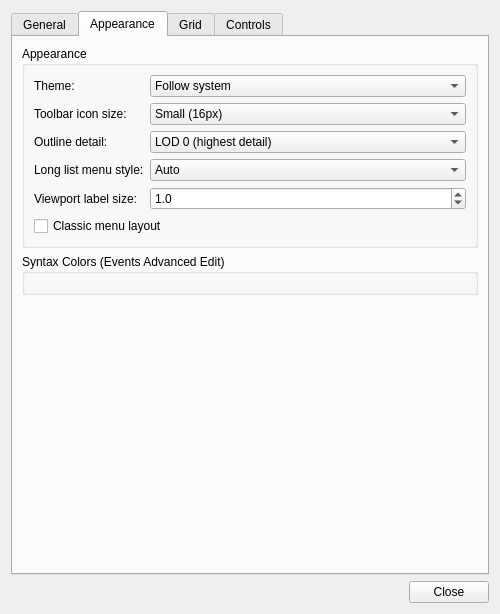
Before: the Qt Designer form qtfred/ui/PreferencesDialog.ui in MjnMixael/fs2open.github.com, drawn with Qt 5.
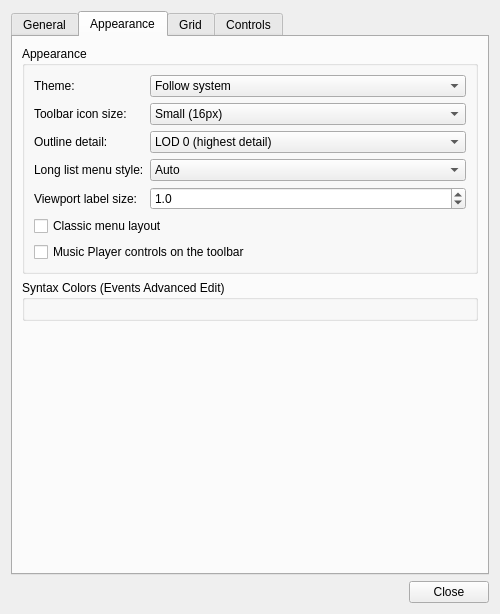
After: the same form once the commit is applied. The open tabs and pages were chosen to show the change.

Commit message: Music Player toolbar controls and pause

Diff of the .ui file:
```diff
--- a/qtfred/ui/PreferencesDialog.ui
+++ b/qtfred/ui/PreferencesDialog.ui
@@ -434,6 +434,16 @@
             </property>
            </widget>
           </item>
+          <item row="6" column="0" colspan="2">
+           <widget class="QCheckBox" name="showMusicToolbarControls">
+            <property name="toolTip">
+             <string>Show the Music Player controls at the right end of the main toolbar.</string>
+            </property>
+            <property name="text">
+             <string>Music Player controls on the toolbar</string>
+            </property>
+           </widget>
+          </item>
          </layout>
         </widget>
        </item>
```
The commit also changes 21 other files.
